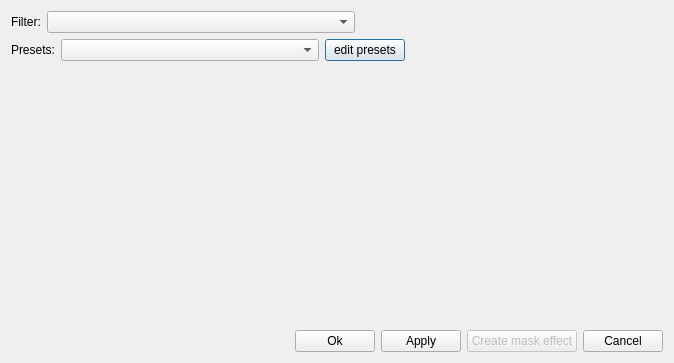
KDE/krita, file krita/ui/wdgfilterdialog.ui: the form before one commit.
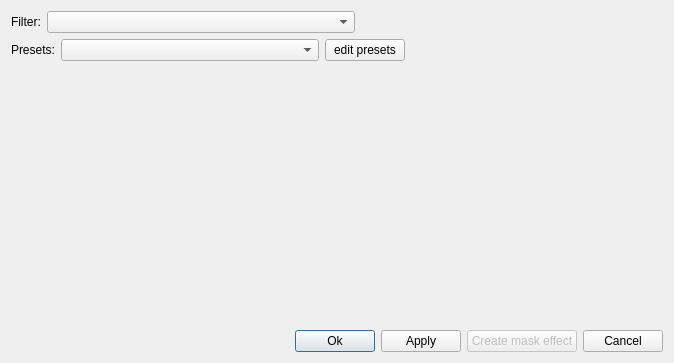
The form after the commit.

```diff
--- a/krita/ui/wdgfilterdialog.ui
+++ b/krita/ui/wdgfilterdialog.ui
@@ -136,6 +136,9 @@
          <property name="text" >
           <string>Ok</string>
          </property>
+         <property name="default" >
+          <bool>true</bool>
+         </property>
         </widget>
        </item>
        <item>
```
